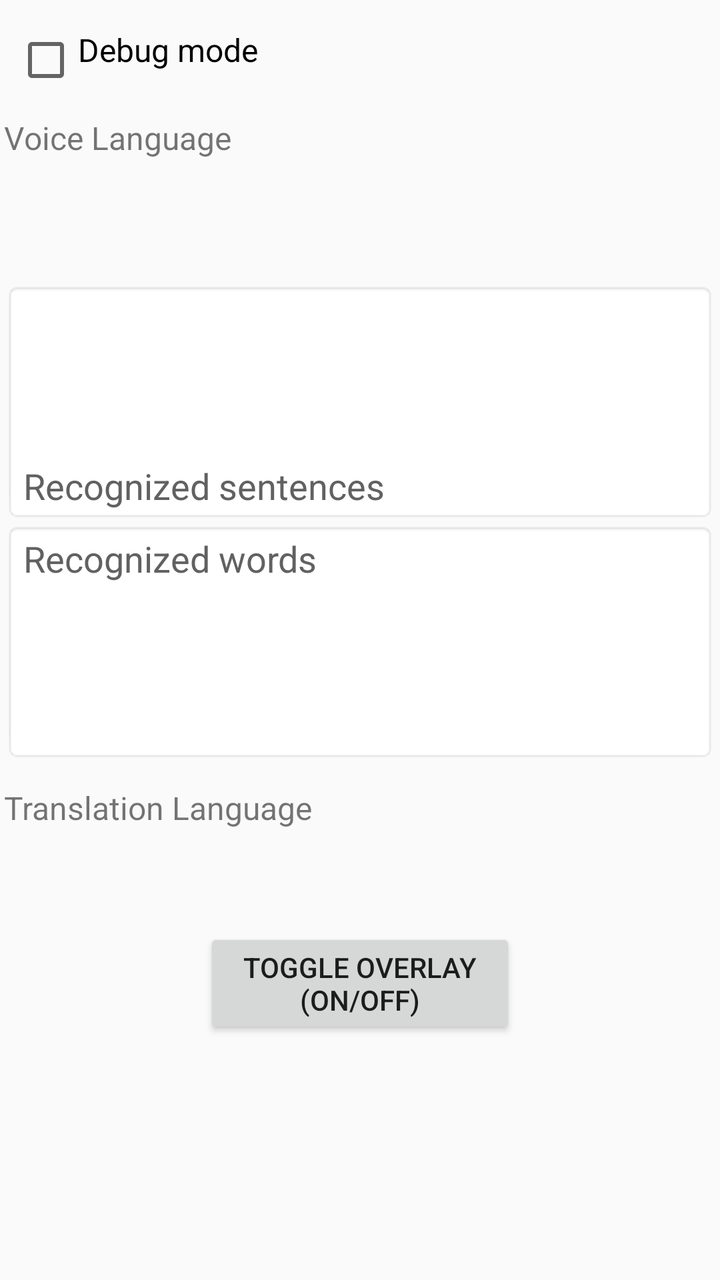
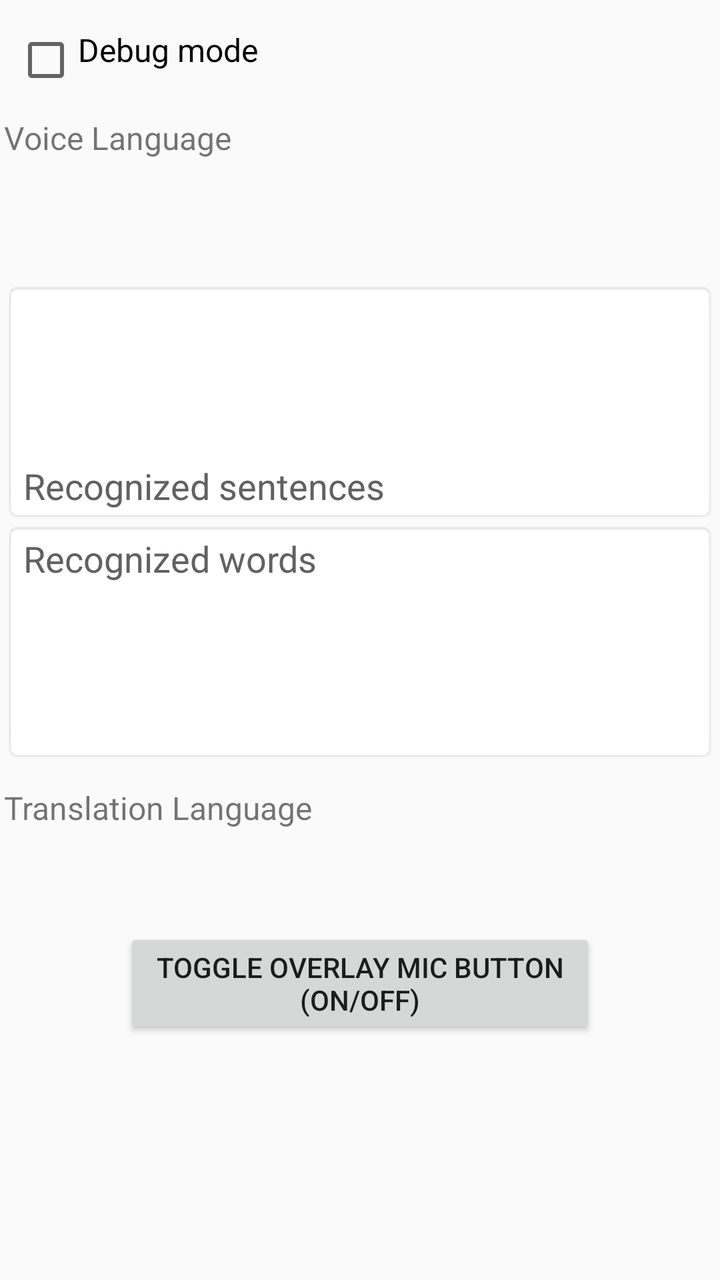

Screens rendered from an Android XML layout before and after an edit, with the pre-edit source and the edit as a unified diff.
<!-- AndroidManifest.xml: application theme AppTheme -->
<!-- res/layout/activity_main.xml -->
<?xml version="1.0" encoding="utf-8"?>
<ScrollView xmlns:android="http://schemas.android.com/apk/res/android"
    xmlns:tools="http://schemas.android.com/tools"
    android:id="@+id/root"
    android:layout_width="fill_parent"
    android:layout_height="wrap_content"
    android:layout_marginLeft="5dp"
    android:layout_marginRight="5dp"
    android:layout_gravity="center_horizontal"
    android:orientation="vertical"
    android:padding="1dp"
    android:fillViewport="false"
    >
    <TableLayout
        android:layout_width="match_parent"
        android:layout_height="wrap_content"
        android:paddingLeft="1dp"
        android:paddingRight="1dp"
        android:paddingTop="1dp"
        android:paddingBottom="1dp"
        tools:context=".MainActivity"
        >
        <View
            android:layout_width="match_parent"
            android:layout_height="12sp"
            />
        <CheckBox
            android:id="@+id/checkbox_debug_mode"
            android:text="Debug mode"
            android:minHeight="32dp"
            android:padding="0dp"
            android:gravity="start"
            android:textAlignment="gravity"
            android:textSize="16sp"
            android:layout_width="wrap_content"
            android:layout_height="wrap_content"
            android:layout_marginStart="5dp"
            android:layout_marginTop="0dp"
            android:layout_marginEnd="5dp"
            android:layout_marginBottom="0dp"
            android:checked="false"
            />
        <View
            android:layout_width="match_parent"
            android:layout_height="12sp"
            />
        <TableRow>
            <TextView
                android:id="@+id/textview_text1"
                android:text="@string/voice_language"
                android:gravity="start"
                android:textSize="16sp"
                android:textAlignment="gravity"
                android:layout_width="wrap_content"
                android:layout_height="40dp"
                />

            <Spinner
                android:id="@+id/spinner_src_languages"
                android:contentDescription="@string/spinner_src_languages"
                android:spinnerMode="dropdown"
                android:backgroundTint="@color/lightGrayishWhite"
                android:gravity="start"
                android:textAlignment="gravity"
                android:minHeight="40dp"
                android:layout_marginStart="12dp"
                android:layout_width="228dp"
                android:layout_height="wrap_content"
                />
        </TableRow>
        <TextView
            android:id="@+id/textview_src"
            android:textSize="14sp"
            android:gravity="center"
            android:textAlignment="gravity"
            android:layout_width="wrap_content"
            android:layout_height="wrap_content"
            />
        <View
            android:layout_width="match_parent"
            android:layout_height="12sp"
            />
        <View
            android:layout_width="match_parent"
            android:layout_height="12sp"
            />
        <EditText
            android:id="@+id/full_voice_text"
            android:layout_width="match_parent"
            android:layout_height="120dp"
            android:autofillHints=""
            android:background="@android:drawable/editbox_background"
            android:gravity="bottom"
            android:focusable="false"
            android:focusableInTouchMode="true"
            android:hint="@string/recognized_sentences"
            android:maxLines="3"
            android:textSize="18sp"
            android:textAlignment="gravity"
            android:textColorHint="#616161"
            tools:ignore="LabelFor,TextFields"
            />
        <EditText
            android:id="@+id/voice_text"
            android:layout_width="match_parent"
            android:layout_height="120dp"
            android:autofillHints=""
            android:background="@android:drawable/editbox_background"
            android:gravity="start"
            android:focusable="false"
            android:focusableInTouchMode="true"
            android:hint="@string/recognized_words"
            android:maxLines="3"
            android:textSize="18sp"
            android:textAlignment="gravity"
            android:textColorHint="#616161"
            tools:ignore="LabelFor,TextFields"
            />
        <View
            android:layout_width="match_parent"
            android:layout_height="12sp"
            />
        <TableRow>
            <TextView
                android:id="@+id/textview_text2"
                android:layout_width="wrap_content"
                android:layout_height="40dp"
                android:gravity="start"
                android:text="@string/translation_language"
                android:textAlignment="gravity"
                android:textSize="16sp"
                />

            <Spinner
                android:id="@+id/spinner_dst_languages"
                android:contentDescription="@string/spinner_dst_languages"
                android:spinnerMode="dropdown"
                android:backgroundTint="@color/lightGrayishWhite"
                android:gravity="start"
                android:textAlignment="gravity"
                android:minHeight="40dp"
                android:layout_marginStart="12dp"
                android:layout_width="228dp"
                android:layout_height="wrap_content"
                />
        </TableRow>
        <TextView
            android:id="@+id/textview_dst"
            android:textSize="14sp"
            android:gravity="center"
            android:textAlignment="gravity"
            android:layout_width="wrap_content"
            android:layout_height="wrap_content"
            />
        <View
            android:layout_width="match_parent"
            android:layout_height="12sp"
            />
        <Button
            android:id="@+id/button_toggle_overlay"
            android:layout_marginLeft="100dp"
            android:layout_marginRight="100dp"
            android:layout_height="wrap_content"
            android:layout_width="wrap_content"
            android:text="@string/toggle_overlay"
            android:textSize="14sp"
            />
        <View
            android:layout_width="match_parent"
            android:layout_height="12sp"
            />
        <TextView
            android:id="@+id/textview_recognizing"
            android:textSize="14sp"
            android:gravity="center"
            android:textAlignment="gravity"
            android:layout_width="wrap_content"
            android:layout_height="wrap_content"
            />
        <TextView
            android:id="@+id/textview_overlaying"
            android:textSize="14sp"
            android:gravity="center"
            android:textAlignment="gravity"
            android:layout_width="wrap_content"
            android:layout_height="wrap_content"
            />
        <TextView
            android:id="@+id/textview_debug"
            android:textSize="14sp"
            android:gravity="center"
            android:textAlignment="gravity"
            android:layout_width="wrap_content"
            android:layout_height="wrap_content"
            />
        <TextView
            android:id="@+id/textview_output_messages"
            android:textSize="14sp"
            android:gravity="center"
            android:textAlignment="gravity"
            android:layout_width="wrap_content"
            android:layout_height="wrap_content"
            />
    </TableLayout>
</ScrollView>
<!-- resources referenced by this layout -->
<resources>
  <color name="lightGrayishWhite">#FFEAEAEA</color>
  <string name="recognized_sentences">Recognized sentences</string>
  <string name="recognized_words">Recognized words</string>
  <string name="spinner_dst_languages">spinner_dst_languages</string>
  <string name="spinner_src_languages">spinner_src_languages</string>
  <string name="toggle_overlay">Toggle Overlay\n(ON/OFF)</string>
  <string name="translation_language">Translation Language</string>
  <string name="voice_language">Voice Language</string>
  <style name="AppTheme" parent="Theme.AppCompat.Light.DarkActionBar">
          
          <item name="colorPrimary">@color/colorPrimary</item>
          <item name="colorPrimaryDark">@color/colorPrimaryDark</item>
          <item name="colorAccent">@color/colorAccent</item>
      </style>
  <color name="colorPrimary">#6200EE</color>
  <color name="colorPrimaryDark">#3700B3</color>
  <color name="colorAccent">#03DAC5</color>
</resources>

<!-- the commit's change to res/layout/activity_main.xml (unified diff, before → after) -->
@@ -158,8 +158,8 @@
             />
         <Button
             android:id="@+id/button_toggle_overlay"
-            android:layout_marginLeft="100dp"
-            android:layout_marginRight="100dp"
+            android:layout_marginLeft="60dp"
+            android:layout_marginRight="60dp"
             android:layout_height="wrap_content"
             android:layout_width="wrap_content"
             android:text="@string/toggle_overlay"
<!-- resource entries referenced after the edit -->
@@ -5,7 +5,7 @@
   <string name="recognized_words">Recognized words</string>
   <string name="spinner_dst_languages">spinner_dst_languages</string>
   <string name="spinner_src_languages">spinner_src_languages</string>
-  <string name="toggle_overlay">Toggle Overlay\n(ON/OFF)</string>
+  <string name="toggle_overlay">Toggle Overlay Mic Button\n(ON/OFF)</string>
   <string name="translation_language">Translation Language</string>
   <string name="voice_language">Voice Language</string>
   <style name="AppTheme" parent="Theme.AppCompat.Light.DarkActionBar">
